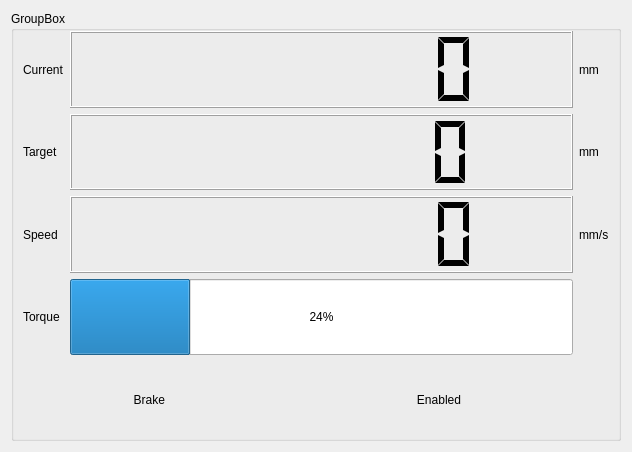
The window that GUI/forms/motorstats.ui (piotrpodlaski/rimokun) describes before a commit, drawn with Qt 5.
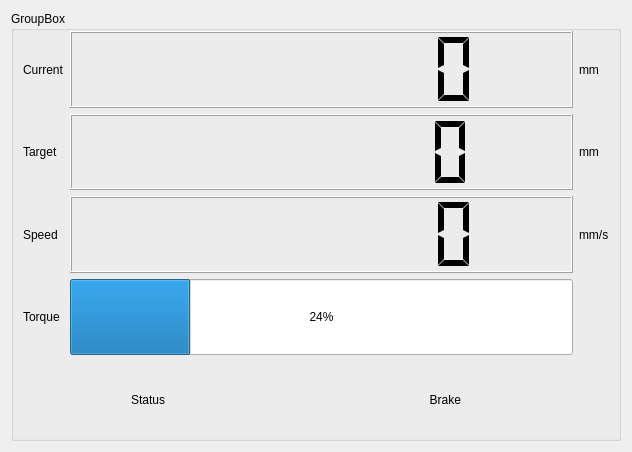
The same window after the commit. Custom widgets are drawn as their Qt base class.

Commit message: Propagate motor warning/error state and expose in GUI status

What changed in the file:
```diff
--- a/GUI/forms/motorstats.ui
+++ b/GUI/forms/motorstats.ui
@@ -58,6 +58,19 @@
       </item>
       <item row="4" column="0" colspan="3">
        <layout class="QHBoxLayout" name="horizontalLayout">
+       <item>
+         <widget class="QLabel" name="label_11">
+          <property name="text">
+           <string>Status</string>
+          </property>
+          <property name="alignment">
+           <set>Qt::AlignRight|Qt::AlignTrailing|Qt::AlignVCenter</set>
+          </property>
+         </widget>
+        </item>
+        <item>
+         <widget class="LedIndicator" name="statusLED" native="true"/>
+        </item>
         <item>
          <widget class="QLabel" name="label_4">
           <property name="text">
@@ -71,19 +84,6 @@
         <item>
          <widget class="LedIndicator" name="brakeLED" native="true"/>
         </item>
-        <item>
-         <widget class="QLabel" name="label_9">
-          <property name="text">
-           <string>Enabled</string>
-          </property>
-          <property name="alignment">
-           <set>Qt::AlignRight|Qt::AlignTrailing|Qt::AlignVCenter</set>
-          </property>
-         </widget>
-        </item>
-        <item>
-         <widget class="LedIndicator" name="enaLED" native="true"/>
-        </item>
        </layout>
       </item>
       <item row="3" column="1">
```
The commit also changes 28 other files.
